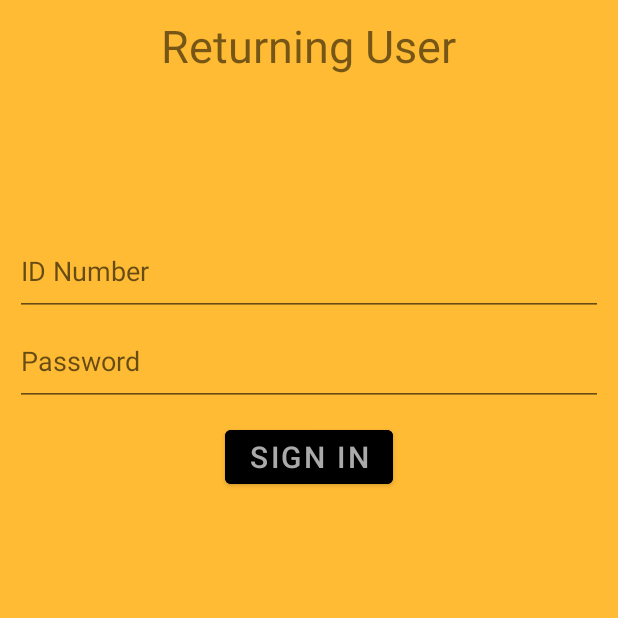
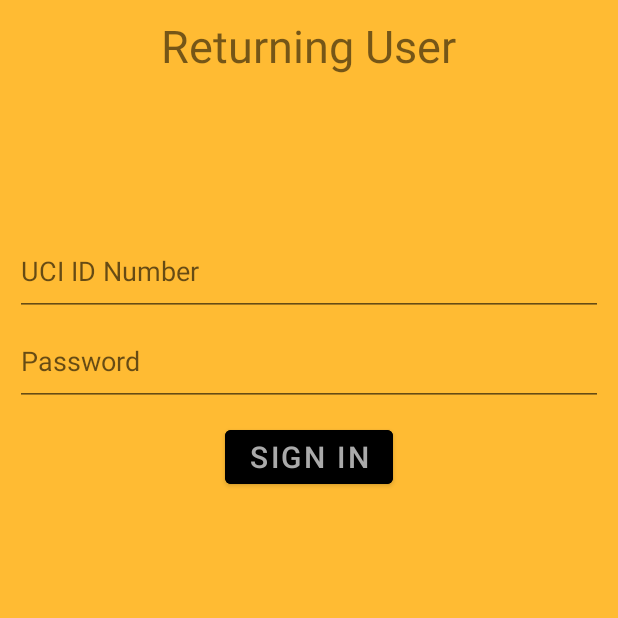
Before and after one commit to robertla234/UCI-Study-Party, an Android app: the screen it shows after launch (MainActivity), after a tap on "RETURNING USER", on a phone screen of 412 x 824 dp, the top half of it. Run offline under Robolectric (Android 15) with nearby library versions, the phone set to English and light mode, and no system bars.

Commit message:
Added ID Number clarification

```diff
--- a/app/src/main/res/layout/fragment_main_new.xml
+++ b/app/src/main/res/layout/fragment_main_new.xml
@@ -103,7 +103,7 @@
         android:layout_below="@id/new_user_Major"
 
         android:ems="10"
-        android:hint="ID Number"
+        android:hint="UCI ID Number"
         android:inputType="text|number"/>
 
     <EditText
--- a/app/src/main/res/layout/fragment_main_return.xml
+++ b/app/src/main/res/layout/fragment_main_return.xml
@@ -43,7 +43,7 @@
         android:layout_below="@id/return_user_title"
 
         android:ems="10"
-        android:hint="ID Number"
+        android:hint="UCI ID Number"
         android:inputType="text|number"/>
 
     <EditText
```
